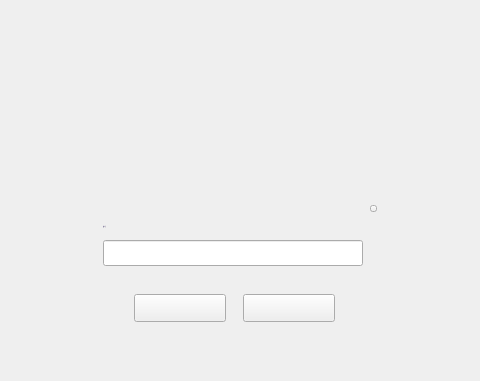
Old version of the form XWCWallet/namedialog.ui in the repository Whitecoin-Owner/Whitecoin-qt; both pictures show x 247 to 727 and y 0 to 381 of the 960 by 580 pixel window.
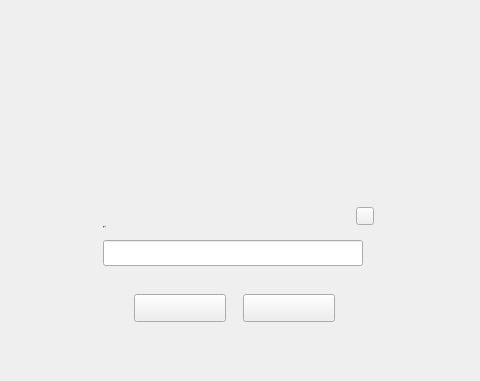
New version of the form.

```diff
--- a/XWCWallet/namedialog.ui
+++ b/XWCWallet/namedialog.ui
@@ -128,10 +128,10 @@
     <widget class="QToolButton" name="closeBtn">
      <property name="geometry">
       <rect>
-       <x>287</x>
-       <y>5</y>
-       <width>7</width>
-       <height>7</height>
+       <x>273</x>
+       <y>7</y>
+       <width>18</width>
+       <height>18</height>
       </rect>
      </property>
      <property name="cursor">
@@ -167,7 +167,7 @@
      </property>
      <property name="styleSheet">
       <string notr="true">font: 11px &quot;微软雅黑&quot;;
-color: rgb(137, 129, 161);</string>
+color:rgb(80,80,80);</string>
      </property>
      <property name="text">
       <string>账户名</string>
```
